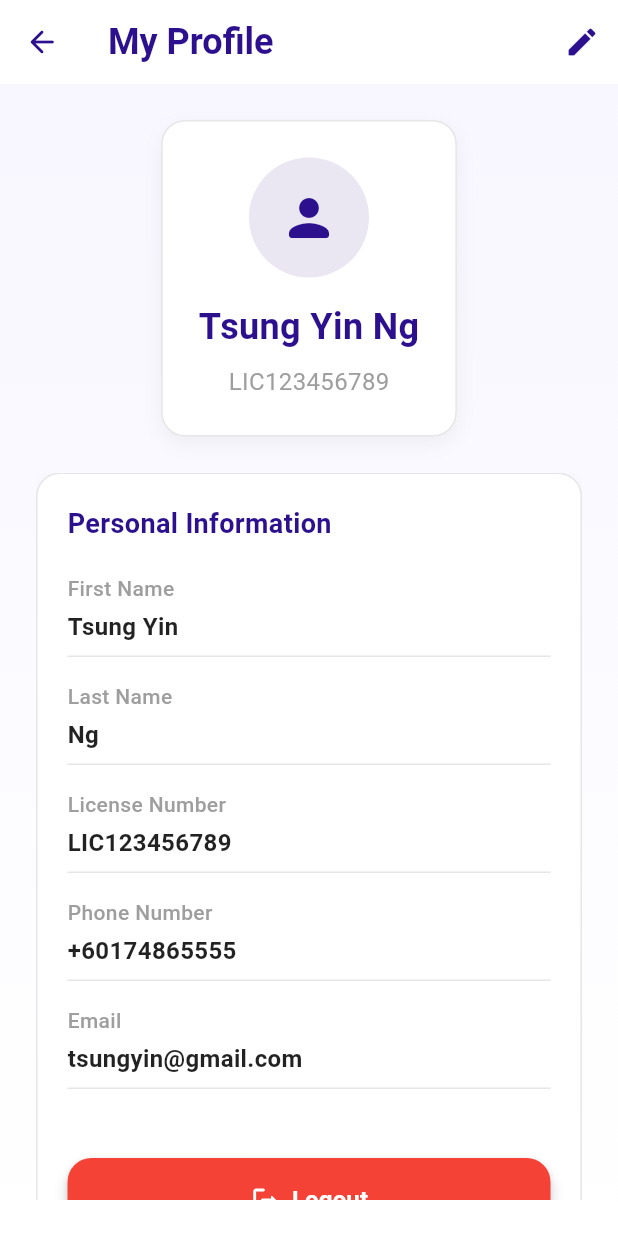
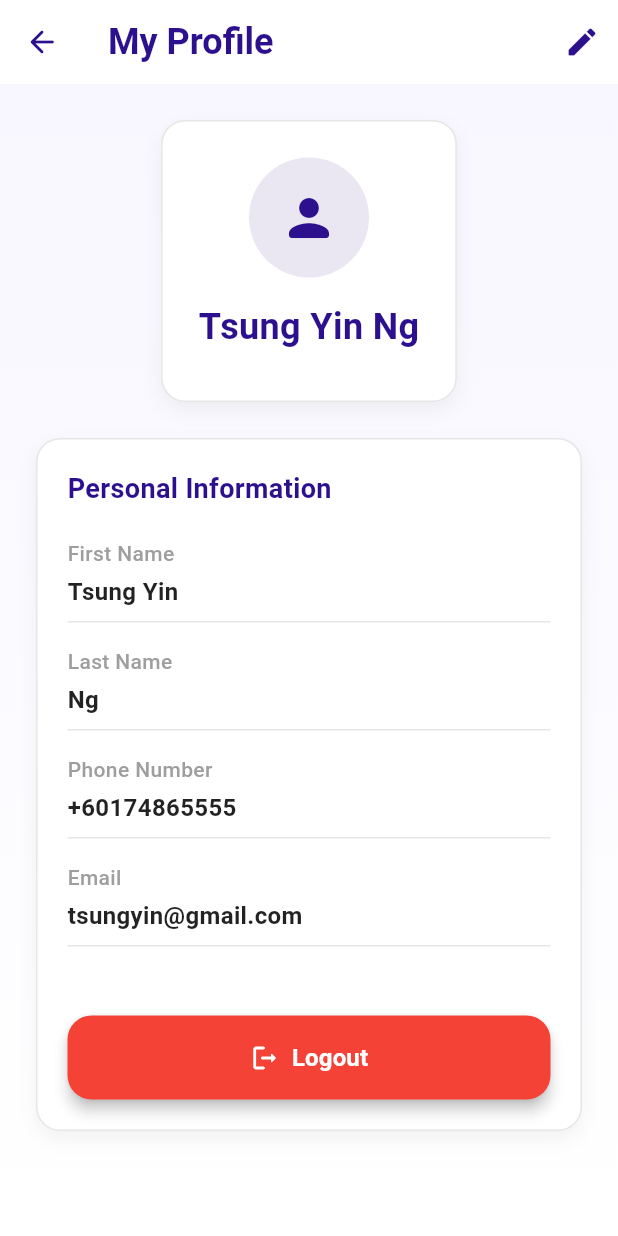
Before and after one commit to JulianVictor/COS40005-Computing-Technology-Project-A, a Flutter app: the ProfilePage screen opened directly, on a phone screen of 412 x 824 dp. Run offline on Flutter 3.47's test engine with Material 3 defaults, Android fonts, the phone set to English and light mode, and no system bars; our stand-ins replace flutter_dotenv, supabase_flutter, table_calendar; accounts and stored records are empty.

Commit message:
Update profile.dart
Cut off license

```diff
--- a/lib/pages/profile.dart
+++ b/lib/pages/profile.dart
@@ -8,7 +8,6 @@ class ProfilePage extends StatelessWidget {
   static const Map<String, String> _userData = {
     'firstName': 'Tsung Yin',
     'lastName': 'Ng',
-    'licenseNumber': 'LIC123456789',
     'phone': '+60174865555',
     'email': 'tsungyin@gmail.com',
   };
@@ -103,13 +102,7 @@ class ProfilePage extends StatelessWidget {
                       ),
                     ),
                     const SizedBox(height: 8),
-                    Text(
-                      _userData['licenseNumber']!,
-                      style: const TextStyle(
-                        fontSize: 16,
-                        color: Colors.grey,
-                      ),
-                    ),
+
                   ],
                 ),
               ),
@@ -151,7 +144,6 @@ class ProfilePage extends StatelessWidget {
                         // Personal Details
                         _buildProfileDetail('First Name', _userData['firstName']!),
                         _buildProfileDetail('Last Name', _userData['lastName']!),
-                        _buildProfileDetail('License Number', _userData['licenseNumber']!),
                         _buildProfileDetail('Phone Number', _userData['phone']!),
                         _buildProfileDetail('Email', _userData['email']!),
 
```
